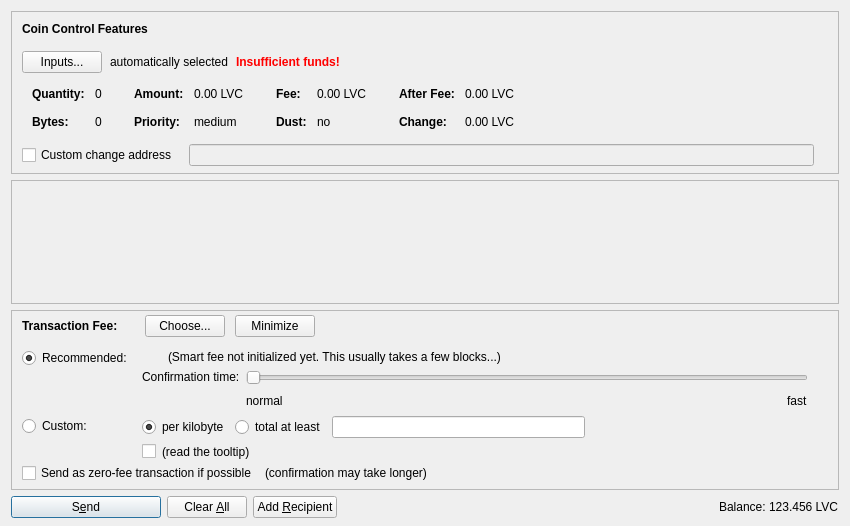
The window that src/qt/forms/sendcoinsdialog.ui (Briliantcoin/briliantcoin-last) describes before a commit, drawn with Qt 5.
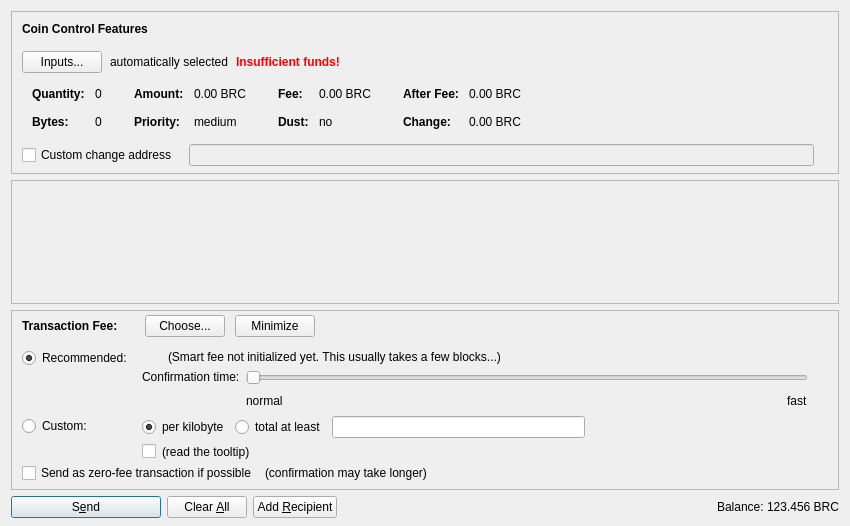
The same window after the commit. Icons and pictures are not drawn. Custom widgets are drawn as their Qt base class.

What changed in the file:
```diff
--- a/src/qt/forms/sendcoinsdialog.ui
+++ b/src/qt/forms/sendcoinsdialog.ui
@@ -324,7 +324,7 @@
                   <enum>Qt::ActionsContextMenu</enum>
                  </property>
                  <property name="text">
-                  <string notr="true">0.00 LVC</string>
+                  <string notr="true">0.00 BRC</string>
                  </property>
                  <property name="textInteractionFlags">
                   <set>Qt::LinksAccessibleByMouse|Qt::TextSelectableByKeyboard|Qt::TextSelectableByMouse</set>
@@ -404,7 +404,7 @@
                   <enum>Qt::ActionsContextMenu</enum>
                  </property>
                  <property name="text">
-                  <string notr="true">0.00 LVC</string>
+                  <string notr="true">0.00 BRC</string>
                  </property>
                  <property name="textInteractionFlags">
                   <set>Qt::LinksAccessibleByMouse|Qt::TextSelectableByKeyboard|Qt::TextSelectableByMouse</set>
@@ -484,7 +484,7 @@
                   <enum>Qt::ActionsContextMenu</enum>
                  </property>
                  <property name="text">
-                  <string notr="true">0.00 LVC</string>
+                  <string notr="true">0.00 BRC</string>
                  </property>
                  <property name="textInteractionFlags">
                   <set>Qt::LinksAccessibleByMouse|Qt::TextSelectableByKeyboard|Qt::TextSelectableByMouse</set>
@@ -513,7 +513,7 @@
                   <enum>Qt::ActionsContextMenu</enum>
                  </property>
                  <property name="text">
-                  <string notr="true">0.00 LVC</string>
+                  <string notr="true">0.00 BRC</string>
                  </property>
                  <property name="textInteractionFlags">
                   <set>Qt::LinksAccessibleByMouse|Qt::TextSelectableByKeyboard|Qt::TextSelectableByMouse</set>
@@ -1352,7 +1352,7 @@
           <cursorShape>IBeamCursor</cursorShape>
          </property>
          <property name="text">
-          <string notr="true">123.456 LVC</string>
+          <string notr="true">123.456 BRC</string>
          </property>
          <property name="textInteractionFlags">
           <set>Qt::LinksAccessibleByMouse|Qt::TextSelectableByKeyboard|Qt::TextSelectableByMouse</set>
```
Left out of the diff: 4 changed lines with no effect on the pictures.
